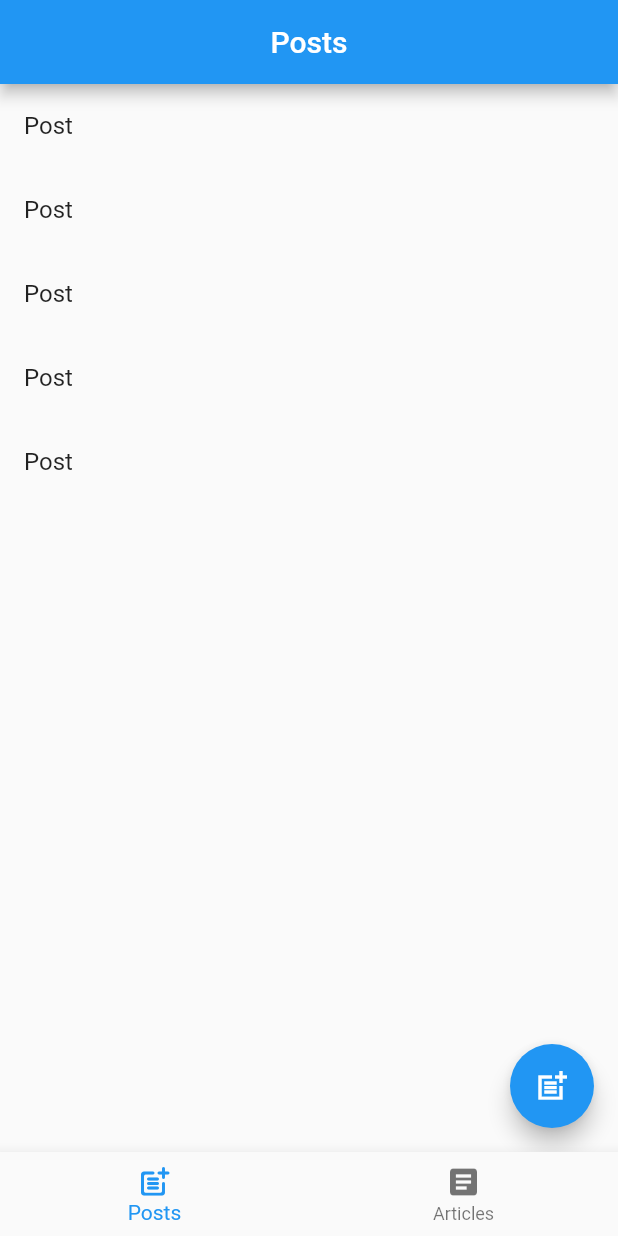
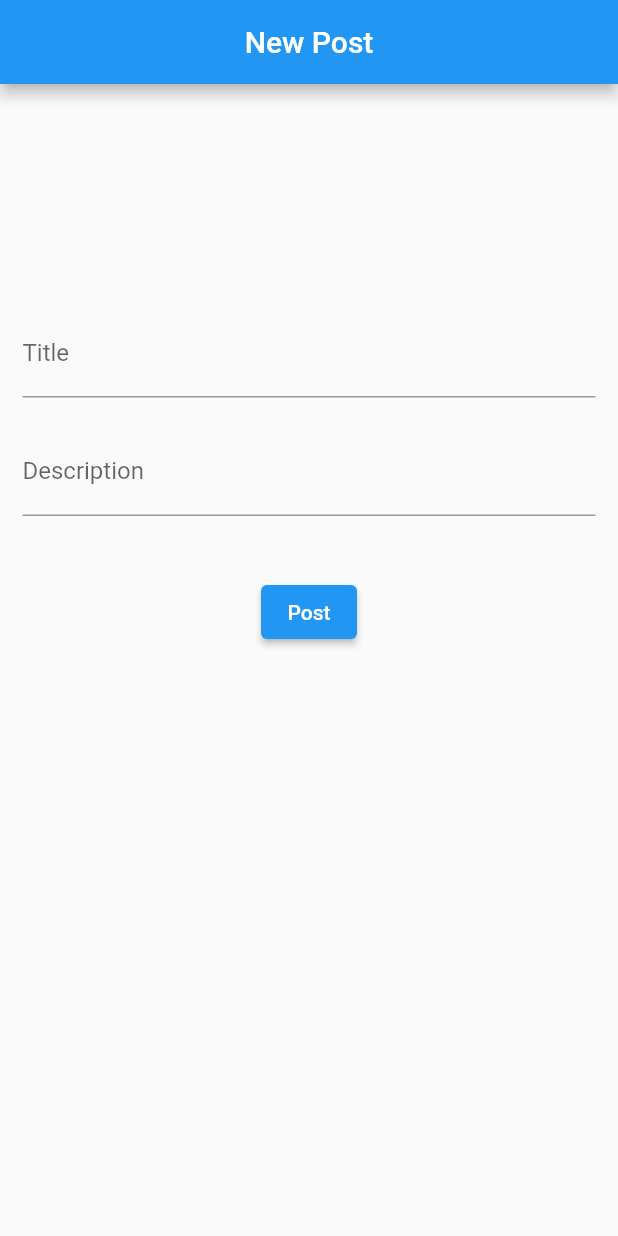
Before and after one commit to HemlockBane/arm-test, a Flutter app: the HomeScreen screen opened directly with empty values, after a tap on the "post add" icon, on a phone screen of 412 x 824 dp. Run offline on Flutter 3.47's test engine with Material 2 defaults, Android fonts, the phone set to English and light mode, and no system bars; our stand-ins replace cloud_firestore, firebase_core; accounts and stored records are empty.

```diff
--- a/lib/src/app.dart
+++ b/lib/src/app.dart
@@ -1,5 +1,6 @@
 import 'package:arm_test/src/screens/home.dart';
 import 'package:arm_test/src/screens/login.dart';
+import 'package:arm_test/src/screens/new_post.dart';
 import 'package:arm_test/src/screens/sign_up.dart';
 import 'package:flutter/material.dart';
 
@@ -15,7 +16,7 @@ class MyApp extends StatelessWidget {
       routes: {
         SignUpScreen.routeName: (BuildContext context) => SignUpScreen(),
         LoginScreen.routeName: (BuildContext context) => LoginScreen(),
-        // HomeScreen.routeName: (BuildContext context) => HomeScreen(),
+        // NewPostScreen.routeName: (BuildContext context) => NewPostScreen(),
       },
     );
   }
--- a/lib/src/screens/home.dart
+++ b/lib/src/screens/home.dart
@@ -5,8 +5,8 @@ import 'package:flutter/material.dart';
 import 'articles.dart';
 
 class HomeScreen extends StatefulWidget {
-  static final String routeName = 'home';
-  HomeScreen({required User user, Key? key}) : super(key: key);
+  final User user;
+  HomeScreen({required this.user});
 
   @override
   _HomeScreenState createState() => _HomeScreenState();
@@ -14,11 +14,21 @@ class HomeScreen extends StatefulWidget {
 
 class _HomeScreenState extends State<HomeScreen> {
   int _currentTabIndex = 0;
+  User user = User.empty();
 
-  final tabs = [
-    PostsScreen(),
-    ArticlesScreen(),
-  ];
+  List<Widget> tabs = [];
+
+  @override
+  void initState() {
+    super.initState();
+    user = widget.user;
+    tabs.addAll([
+      PostsScreen(
+        user: user,
+      ),
+      ArticlesScreen(),
+    ]);
+  }
 
   @override
   Widget build(BuildContext context) {
--- /dev/null
+++ b/lib/src/screens/new_post.dart
@@ -0,0 +1,78 @@
+import 'package:arm_test/src/services/firestore_service.dart';
+import 'package:flutter/material.dart';
+
+class NewPostScreen extends StatefulWidget {
+  static final String routeName = 'new_post';
+  const NewPostScreen({required this.user});
+
+  final User user;
+
+  @override
+  _NewPostScreenState createState() => _NewPostScreenState();
+}
+
+class _NewPostScreenState extends State<NewPostScreen> {
+  User user = User.empty();
+  var titleController = TextEditingController();
+  var descriptionController = TextEditingController();
+
+  @override
+  void initState() {
+    super.initState();
+    user = widget.user;
+    print(user);
+  }
+
+  @override
+  Widget build(BuildContext context) {
+    return Scaffold(
+      appBar: AppBar(
+        title: Text("New Post"),
+        automaticallyImplyLeading: false,
+        centerTitle: true,
+      ),
+      body: SafeArea(
+        child: SingleChildScrollView(
+          child: Container(
+            margin: EdgeInsets.symmetric(horizontal: 15),
+            child: Column(
+              children: [
+                vertSpace(height: 150),
+                TextFormField(
+                  controller: titleController,
+                  decoration: InputDecoration(labelText: 'Title'),
+                ),
+                vertSpace(height: 20),
+                TextFormField(
+                  controller: descriptionController,
+                  decoration: InputDecoration(labelText: 'Description'),
+                ),
+                vertSpace(height: 20),
+                vertSpace(height: 20),
+                ElevatedButton(
+                  child: Text('Post'),
+                  onPressed: () async {
+                    final post = Post(
+                      title: titleController.text,
+                      description: descriptionController.text,
+                    );
+
+                    await FirestoreDB.addPost(post);
+                    Navigator.pop(context);
+                  },
+                ),
+                vertSpace(height: 5),
+              ],
+            ),
+          ),
+        ),
+      ),
+    );
+  }
+}
+
+Widget vertSpace({double height = 10}) {
+  return SizedBox(
+    height: height,
+  );
+}
--- a/lib/src/screens/posts.dart
+++ b/lib/src/screens/posts.dart
@@ -1,13 +1,25 @@
+import 'package:arm_test/src/screens/new_post.dart';
+import 'package:arm_test/src/services/firestore_service.dart';
+import 'package:cloud_firestore/cloud_firestore.dart';
 import 'package:flutter/material.dart';
 
 class PostsScreen extends StatefulWidget {
-  const PostsScreen({Key? key}) : super(key: key);
+  const PostsScreen({required this.user});
+
+  final User user;
 
   @override
   _PostsScreenState createState() => _PostsScreenState();
 }
 
 class _PostsScreenState extends State<PostsScreen> {
+  User user = User.empty();
+  @override
+  void initState() {
+    super.initState();
+    user = widget.user;
+  }
+
   @override
   Widget build(BuildContext context) {
     return Scaffold(
@@ -17,18 +29,33 @@ class _PostsScreenState extends State<PostsScreen> {
         automaticallyImplyLeading: false,
       ),
       floatingActionButton: FloatingActionButton(
-        onPressed: () {},
+        onPressed: () {
+          Navigator.of(context).push(MaterialPageRoute(builder: (context) {
+            return NewPostScreen(
+              user: user,
+            );
+          }));
+        },
         child: Icon(Icons.post_add_sharp),
       ),
-      body: Container(
-        child: ListView.builder(
-          itemCount: 5,
-          itemBuilder: (context, index) {
-            return ListTile(
-              title: Text("Post"),
-            );
-          },
-        ),
+      body: StreamBuilder(
+        stream: postsCollection.snapshots(),
+        builder: (context, AsyncSnapshot<QuerySnapshot<Object?>> snapshot) {
+          if (!snapshot.hasData) return Text("Loading");
+
+          return ListView.builder(
+            itemCount: snapshot.data?.docs.length,
+            itemBuilder: (context, index) {
+              QueryDocumentSnapshot docSnapshot = snapshot.data!.docs[index];
+              final post = Post.fromDocSnapshot(docSnapshot);
+
+              return ListTile(
+                title: Text(post.title),
+                subtitle: Text(post.description),
+              );
+            },
+          );
+        },
       ),
     );
   }
--- a/lib/src/services/firestore_service.dart
+++ b/lib/src/services/firestore_service.dart
@@ -1,13 +1,13 @@
 import 'package:cloud_firestore/cloud_firestore.dart';
 
 final FirebaseFirestore _firestore = FirebaseFirestore.instance;
-final CollectionReference _usersCollection = _firestore.collection('users');
-final CollectionReference _postsCollection = _firestore.collection('posts');
+final CollectionReference usersCollection = _firestore.collection('users');
+final CollectionReference postsCollection = _firestore.collection('posts');
 
 class FirestoreDB {
   static Future<void> register({required Map<String, String> data}) async {
     try {
-      final ref = _usersCollection.doc(data["email"]);
+      final ref = usersCollection.doc(data["email"]);
       await ref.set(data);
     } catch (e) {
       throw (e);
@@ -15,7 +15,7 @@ class FirestoreDB {
   }
 
   static Future<User> login(String email, String password) async {
-    final ref = _usersCollection.doc(email);
+    final ref = usersCollection.doc(email);
     final doc = await ref.get();
     User user = User.empty();
 
@@ -23,6 +23,10 @@ class FirestoreDB {
       user = User.fromDocSnapshot(doc);
     }
     return user;
+  }
+
+  static Future<void> addPost(Post post) async {
+    final docRef = await postsCollection.add(post.toJson());
   }
 }
 
@@ -65,3 +69,49 @@ class User {
         'password - $password, ';
   }
 }
+
+class Post {
+  String title;
+  String description;
+  String imageUrl;
+  String email;
+
+  Post(
+      {this.title = '',
+      this.description = "",
+      this.imageUrl = "",
+      this.email = ""});
+
+  Post.empty() : this();
+
+  // bool get isValid =>
+  //     this.firstName.isNotEmpty &&
+  //     this.lastName.isNotEmpty &&
+  //     this.email.isNotEmpty &&
+  //     this.password.isNotEmpty;
+
+  factory Post.fromDocSnapshot(QueryDocumentSnapshot doc) {
+    return Post(
+      title: doc["title"],
+      email: doc["email"],
+      description: doc["description"],
+      imageUrl: doc["imageUrl"],
+    );
+  }
+
+  Map<String, dynamic> toJson() {
+    Map<String, dynamic> map = Map();
+    map['title'] = title;
+    map['description'] = description;
+    map['imageUrl'] = imageUrl;
+    return map;
+  }
+
+  @override
+  String toString() {
+    return ''
+        'title - $title, '
+        'description - $description, '
+        'imageUrl - $imageUrl, ';
+  }
+}
```
